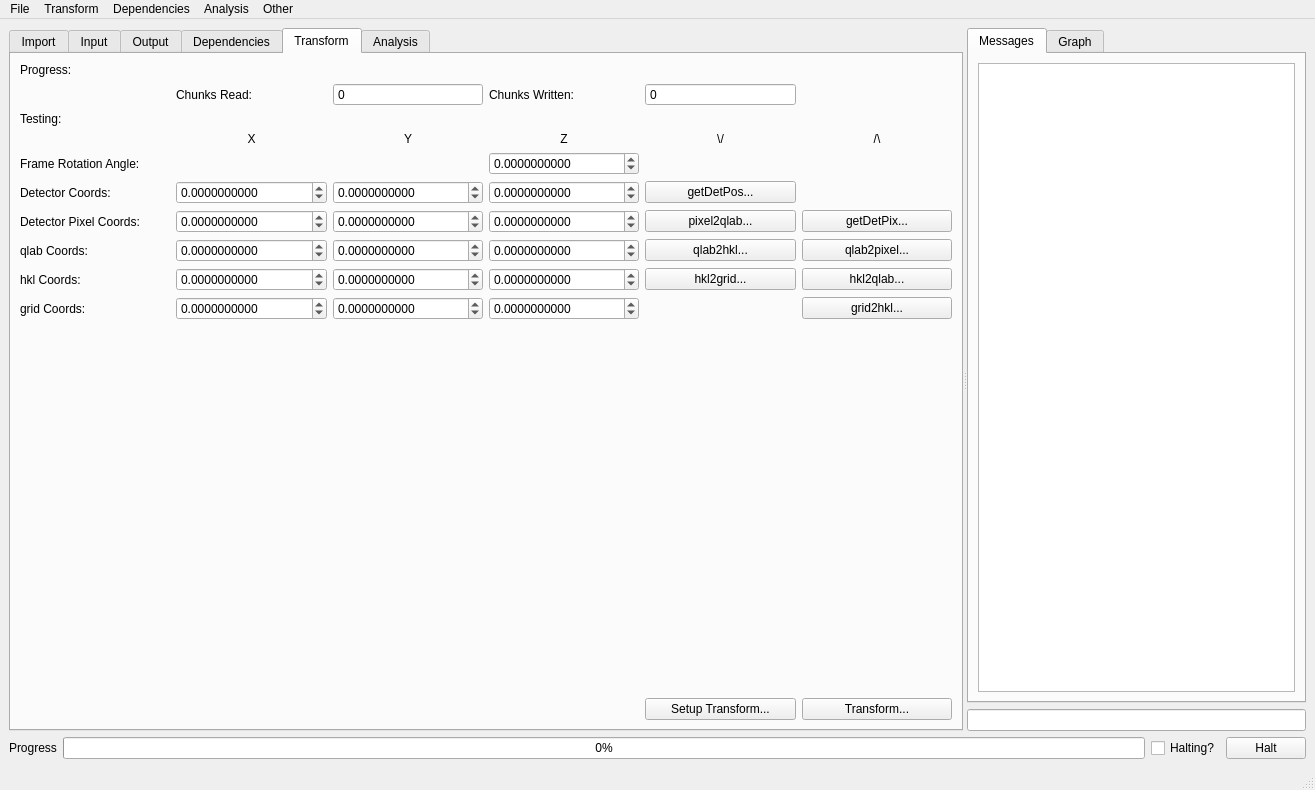
Qt form cctwqt/cctwqtmainwindow.ui (guyjennings/cctw) before a commit.
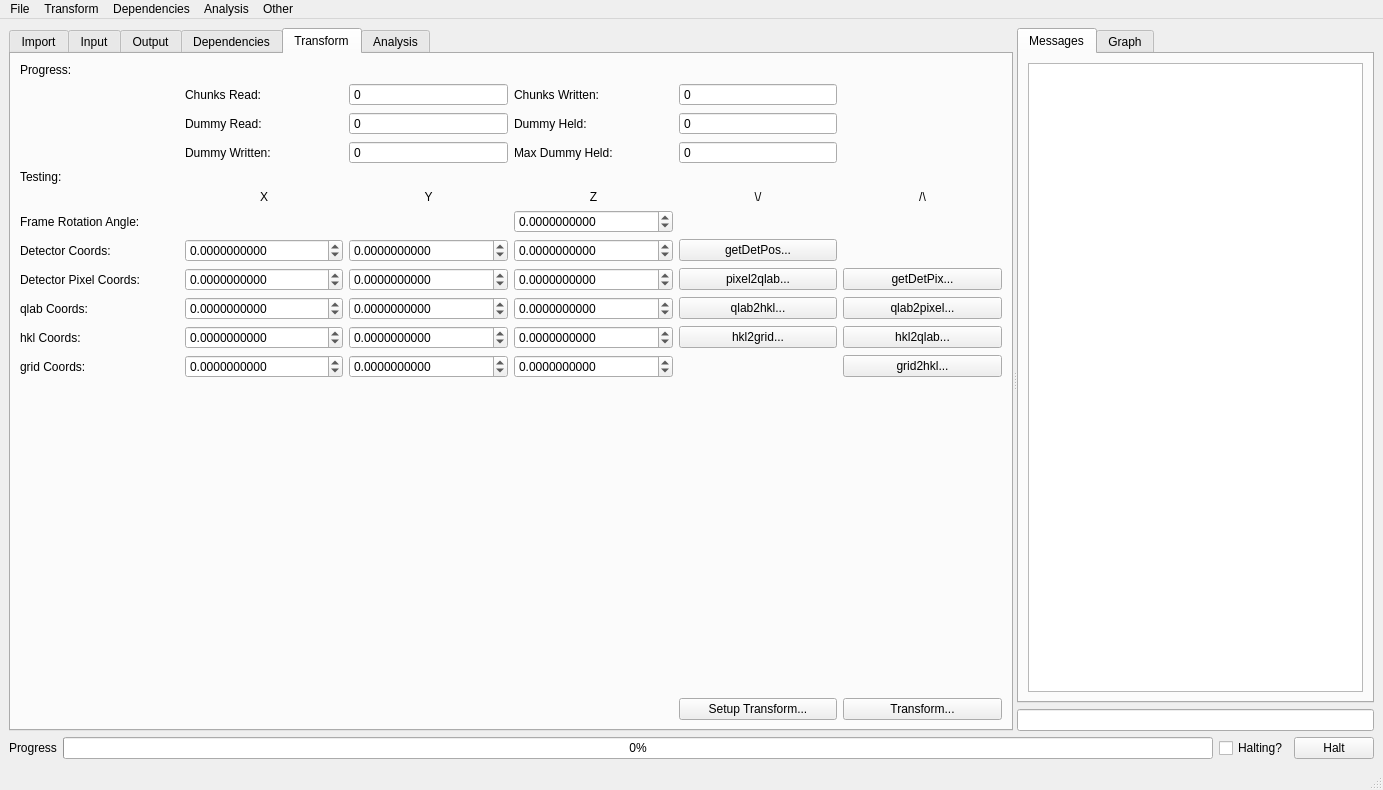
The same form after that commit. Custom widgets are drawn as their Qt base class.

Commit message: Added dummy transform routines to estimate memory usage Parameterized merge data chunk type - changed from double to float to reduce memory requirements

Diff of the .ui file:
```diff
--- a/cctwqt/cctwqtmainwindow.ui
+++ b/cctwqt/cctwqtmainwindow.ui
@@ -6,7 +6,7 @@
    <rect>
     <x>0</x>
     <y>0</y>
-    <width>1315</width>
+    <width>1383</width>
     <height>790</height>
    </rect>
   </property>
@@ -885,14 +885,14 @@
          <string>Transform</string>
         </attribute>
         <layout class="QGridLayout" name="gridLayout_7">
-         <item row="8" column="0">
+         <item row="10" column="0">
           <widget class="QLabel" name="label_33">
            <property name="text">
             <string>qlab Coords:</string>
            </property>
           </widget>
          </item>
-         <item row="10" column="2">
+         <item row="12" column="2">
           <widget class="QDoubleSpinBox" name="m_TestGridY">
            <property name="toolTip">
             <string>Output Grid Coord Y</string>
@@ -914,14 +914,14 @@
            </property>
           </widget>
          </item>
-         <item row="9" column="5">
+         <item row="11" column="5">
           <widget class="QPushButton" name="m_HKL2QLabButton">
            <property name="text">
             <string>hkl2qlab...</string>
            </property>
           </widget>
          </item>
-         <item row="9" column="3">
+         <item row="11" column="3">
           <widget class="QDoubleSpinBox" name="m_TestHKLZ">
            <property name="toolTip">
             <string>HKL Z</string>
@@ -943,35 +943,35 @@
            </property>
           </widget>
          </item>
-         <item row="12" column="4">
+         <item row="14" column="4">
           <widget class="QPushButton" name="m_SetupTransformButton">
            <property name="text">
             <string>Setup Transform...</string>
            </property>
           </widget>
          </item>
-         <item row="12" column="5">
+         <item row="14" column="5">
           <widget class="QPushButton" name="m_TransformButton">
            <property name="text">
             <string>Transform...</string>
            </property>
           </widget>
          </item>
-         <item row="9" column="4">
+         <item row="11" column="4">
           <widget class="QPushButton" name="m_HKL2GridButton">
            <property name="text">
             <string>hkl2grid...</string>
            </property>
           </widget>
          </item>
-         <item row="5" column="0">
+         <item row="7" column="0">
           <widget class="QLabel" name="label_29">
            <property name="text">
             <string>Detector Coords:</string>
            </property>
           </widget>
          </item>
-         <item row="8" column="1">
+         <item row="10" column="1">
           <widget class="QDoubleSpinBox" name="m_TestQLabX">
            <property name="toolTip">
             <string>QLab X</string>
@@ -993,7 +993,7 @@
            </property>
           </widget>
          </item>
-         <item row="7" column="2">
+         <item row="9" column="2">
           <widget class="QDoubleSpinBox" name="m_TestPixelY">
            <property name="toolTip">
             <string>Distance from detector beam center Y</string>
@@ -1015,7 +1015,7 @@
            </property>
           </widget>
          </item>
-         <item row="3" column="2">
+         <item row="5" column="2">
           <widget class="QLabel" name="label_28">
            <property name="text">
             <string>Y</string>
@@ -1025,14 +1025,14 @@
            </property>
           </widget>
          </item>
-         <item row="8" column="4">
+         <item row="10" column="4">
           <widget class="QPushButton" name="m_QLab2HKLButton">
            <property name="text">
             <string>qlab2hkl...</string>
            </property>
           </widget>
          </item>
-         <item row="8" column="5">
+         <item row="10" column="5">
           <widget class="QPushButton" name="m_QLab2PixelButton">
            <property name="text">
             <string>qlab2pixel...</string>
@@ -1046,7 +1046,7 @@
            </property>
           </widget>
          </item>
-         <item row="3" column="1">
+         <item row="5" column="1">
           <widget class="QLabel" name="label_30">
            <property name="text">
             <string>X</string>
@@ -1056,21 +1056,21 @@
            </property>
           </widget>
          </item>
-         <item row="5" column="4">
+         <item row="7" column="4">
           <widget class="QPushButton" name="m_GetDetPosButton">
            <property name="text">
             <string>getDetPos...</string>
            </property>
           </widget>
          </item>
-         <item row="7" column="0">
+         <item row="9" column="0">
           <widget class="QLabel" name="label_32">
            <property name="text">
             <string>Detector Pixel Coords:</string>
            </property>
           </widget>
          </item>
-         <item row="9" column="1">
+         <item row="11" column="1">
           <widget class="QDoubleSpinBox" name="m_TestHKLX">
            <property name="toolTip">
             <string>HKL X</string>
@@ -1092,7 +1092,7 @@
            </property>
           </widget>
          </item>
-         <item row="5" column="2">
+         <item row="7" column="2">
           <widget class="QDoubleSpinBox" name="m_TestDetectorY">
            <property name="toolTip">
             <string>Detector Pixel Index Y</string>
@@ -1114,7 +1114,7 @@
            </property>
           </widget>
          </item>
-         <item row="5" column="1">
+         <item row="7" column="1">
           <widget class="QDoubleSpinBox" name="m_TestDetectorX">
            <property name="toolTip">
             <string>Detector Pixel Index X</string>
@@ -1136,14 +1136,14 @@
            </property>
           </widget>
          </item>
-         <item row="7" column="5">
+         <item row="9" column="5">
           <widget class="QPushButton" name="m_GetDetPixButton">
            <property name="text">
             <string>getDetPix...</string>
            </property>
           </widget>
          </item>
-         <item row="3" column="4">
+         <item row="5" column="4">
           <widget class="QLabel" name="label_36">
            <property name="text">
             <string>\/</string>
@@ -1153,7 +1153,7 @@
            </property>
           </widget>
          </item>
-         <item row="8" column="2">
+         <item row="10" column="2">
           <widget class="QDoubleSpinBox" name="m_TestQLabY">
            <property name="toolTip">
             <string>QLab Y</string>
@@ -1175,7 +1175,7 @@
            </property>
           </widget>
          </item>
-         <item row="12" column="0" colspan="4">
+         <item row="14" column="0" colspan="4">
           <spacer name="horizontalSpacer_6">
            <property name="orientation">
             <enum>Qt::Horizontal</enum>
@@ -1188,7 +1188,7 @@
            </property>
           </spacer>
          </item>
-         <item row="11" column="0" colspan="5">
+         <item row="13" column="0" colspan="5">
           <spacer name="verticalSpacer_5">
            <property name="orientation">
             <enum>Qt::Vertical</enum>
@@ -1201,7 +1201,7 @@
            </property>
           </spacer>
          </item>
-         <item row="7" column="1">
+         <item row="9" column="1">
           <widget class="QDoubleSpinBox" name="m_TestPixelX">
            <property name="toolTip">
             <string>Distance from detector beam center X</string>
@@ -1223,14 +1223,14 @@
            </property>
           </widget>
          </item>
-         <item row="7" column="4">
+         <item row="9" column="4">
           <widget class="QPushButton" name="m_Pixel2QLabButton">
            <property name="text">
             <string>pixel2qlab...</string>
            </property>
           </widget>
          </item>
-         <item row="10" column="3">
+         <item row="12" column="3">
           <widget class="QDoubleSpinBox" name="m_TestGridZ">
            <property name="toolTip">
             <string>Output Grid Coord Z</string>
@@ -1252,14 +1252,14 @@
            </property>
           </widget>
          </item>
-         <item row="9" column="0">
+         <item row="11" column="0">
           <widget class="QLabel" name="label_34">
            <property name="text">
             <string>hkl Coords:</string>
            </property>
           </widget>
          </item>
-         <item row="8" column="3">
+         <item row="10" column="3">
           <widget class="QDoubleSpinBox" name="m_TestQLabZ">
            <property name="toolTip">
             <string>QLab Z</string>
@@ -1281,7 +1281,7 @@
            </property>
           </widget>
          </item>
-         <item row="9" column="2">
+         <item row="11" column="2">
           <widget class="QDoubleSpinBox" name="m_TestHKLY">
            <property name="toolTip">
             <string>HKL Y</string>
@@ -1303,7 +1303,7 @@
            </property>
           </widget>
          </item>
-         <item row="4" column="3">
+         <item row="6" column="3">
           <widget class="QDoubleSpinBox" name="m_FrameAngle">
            <property name="toolTip">
             <string>Frame Rotation Angle</string>
@@ -1325,7 +1325,7 @@
            </property>
           </widget>
          </item>
-         <item row="3" column="3">
+         <item row="5" column="3">
           <widget class="QLabel" name="label_31">
            <property name="text">
             <string>Z</string>
@@ -1335,7 +1335,7 @@
            </property>
           </widget>
          </item>
-         <item row="7" column="3">
+         <item row="9" column="3">
           <widget class="QDoubleSpinBox" name="m_TestPixelZ">
            <property name="toolTip">
             <string>Distance from detector beam center Z</string>
@@ -1357,7 +1357,7 @@
            </property>
           </widget>
          </item>
-         <item row="5" column="3">
+         <item row="7" column="3">
           <widget class="QDoubleSpinBox" name="m_TestDetectorZ">
            <property name="toolTip">
             <string>Detector Pixel Index Z</string>
@@ -1379,7 +1379,7 @@
            </property>
           </widget>
          </item>
-         <item row="3" column="5">
+         <item row="5" column="5">
           <widget class="QLabel" name="label_37">
            <property name="text">
             <string>/\</string>
@@ -1389,21 +1389,21 @@
            </property>
           </widget>
          </item>
-         <item row="10" column="5">
+         <item row="12" column="5">
           <widget class="QPushButton" name="m_Grid2HKLButton">
            <property name="text">
             <string>grid2hkl...</string>
            </property>
           </widget>
          </item>
-         <item row="4" column="0">
+         <item row="6" column="0">
           <widget class="QLabel" name="label_38">
            <property name="text">
             <string>Frame Rotation Angle:</string>
            </property>
           </widget>
          </item>
-         <item row="10" column="1">
+         <item row="12" column="1">
           <widget class="QDoubleSpinBox" name="m_TestGridX">
            <property name="toolTip">
             <string>Output Grid Coord X</string>
@@ -1425,7 +1425,7 @@
            </property>
           </widget>
          </item>
-         <item row="10" column="0">
+         <item row="12" column="0">
           <widget class="QLabel" name="label_35">
            <property name="text">
             <string>grid Coords:</string>
@@ -1446,7 +1446,7 @@
            </property>
           </widget>
          </item>
-         <item row="2" column="0">
+         <item row="4" column="0">
           <widget class="QLabel" name="label_42">
            <property name="text">
             <string>Testing:</string>
@@ -1485,6 +1485,98 @@
            </property>
           </widget>
          </item>
+         <item row="2" column="1">
+          <widget class="QLabel" name="label_43">
+           <property name="text">
+            <string>Dummy Read:</string>
+           </property>
+          </widget>
+         </item>
+         <item row="2" column="2">
+          <widget class="QSpinBox" name="m_DummyRead">
+           <property name="toolTip">
+            <string>Frame Rotation Angle</string>
+           </property>
+           <property name="readOnly">
+            <bool>true</bool>
+           </property>
+           <property name="buttonSymbols">
+            <enum>QAbstractSpinBox::NoButtons</enum>
+           </property>
+           <property name="maximum">
+            <number>1000000</number>
+           </property>
+          </widget>
+         </item>
+         <item row="2" column="3">
+          <widget class="QLabel" name="label_44">
+           <property name="text">
+            <string>Dummy Held:</string>
+           </property>
+          </widget>
+         </item>
+         <item row="2" column="4">
+          <widget class="QSpinBox" name="m_DummyHeld">
+           <property name="toolTip">
+            <string>Frame Rotation Angle</string>
+           </property>
+           <property name="readOnly">
+            <bool>true</bool>
+           </property>
+           <property name="buttonSymbols">
+            <enum>QAbstractSpinBox::NoButtons</enum>
+           </property>
+           <property name="maximum">
+            <number>1000000</number>
+           </property>
+          </widget>
+         </item>
+         <item row="3" column="1">
+          <widget class="QLabel" name="label_45">
+           <property name="text">
+            <string>Dummy Written:</string>
+           </property>
+          </widget>
+         </item>
+         <item row="3" column="2">
+          <widget class="QSpinBox" name="m_DummyWritten">
+           <property name="toolTip">
+            <string>Frame Rotation Angle</string>
+           </property>
+           <property name="readOnly">
+            <bool>true</bool>
+           </property>
+           <property name="buttonSymbols">
+            <enum>QAbstractSpinBox::NoButtons</enum>
+           </property>
+           <property name="maximum">
+            <number>1000000</number>
+           </property>
+          </widget>
+         </item>
+         <item row="3" column="3">
+          <widget class="QLabel" name="label_46">
+           <property name="text">
+            <string>Max Dummy Held:</string>
+           </property>
+          </widget>
+         </item>
+         <item row="3" column="4">
+          <widget class="QSpinBox" name="m_DummyMax">
+           <property name="toolTip">
+            <string>Frame Rotation Angle</string>
+           </property>
+           <property name="readOnly">
+            <bool>true</bool>
+           </property>
+           <property name="buttonSymbols">
+            <enum>QAbstractSpinBox::NoButtons</enum>
+           </property>
+           <property name="maximum">
+            <number>1000000</number>
+           </property>
+          </widget>
+         </item>
         </layout>
        </widget>
        <widget class="QWidget" name="tab_3">
@@ -1586,7 +1678,7 @@
     <rect>
      <x>0</x>
      <y>0</y>
-     <width>1315</width>
+     <width>1383</width>
      <height>22</height>
     </rect>
    </property>
```
The commit also changes 7 other files.
